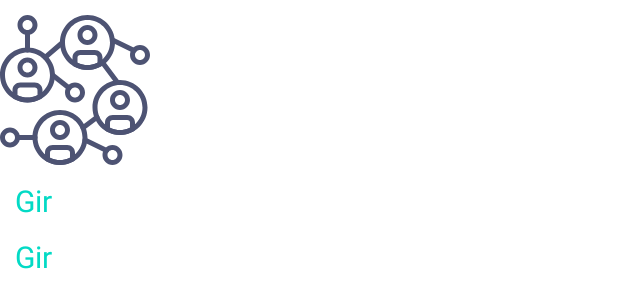
After one commit to carlokg/com.car_pa_ra.hidra, an Android app: the layout marker.xml on its own in the app's theme, with its tools: preview values and no code run, on a phone screen of 412 x 824 dp. The commit adds this screen. Shown: the top 308 px of the screen. Run offline under Robolectric (Android 15) with nearby library versions, the phone set to English and light mode, and no system bars.

Commit message:
Añadido menu al clickar en el marcador

```diff
--- a/app/src/main/java/com/car_pa_ra/hidra/MainActivity.java
+++ b/app/src/main/java/com/car_pa_ra/hidra/MainActivity.java
@@ -59,11 +59,11 @@ public class MainActivity extends AppCompatActivity
                     break;
             }
 
-            getSupportFragmentManager()
+            /*getSupportFragmentManager()
                     .beginTransaction()
                     .replace(R.id.fragment_container, selectedFragment)
                     .addToBackStack(null)
-                    .commit();
+                    .commit();*/
             return true;
         }
     };
--- /dev/null
+++ b/app/src/main/res/layout/marker.xml
@@ -0,0 +1,32 @@
+<?xml version="1.0" encoding="utf-8"?>
+<LinearLayout xmlns:android="http://schemas.android.com/apk/res/android"
+    android:orientation="vertical"
+    android:layout_width="match_parent"
+    android:layout_height="match_parent">
+
+    <ImageView
+        android:layout_width="100dp"
+        android:layout_height="100dp"
+        android:layout_marginTop="10dp"
+        android:src="@drawable/ic_icon"/>
+    <TextView
+        android:layout_width="wrap_content"
+        android:layout_height="wrap_content"
+        android:id="@+id/tvgir"
+        android:textSize="20sp"
+        android:layout_marginTop="10dp"
+        android:layout_marginLeft="10dp"
+        android:textColor="@color/colorAccent"
+        android:text="Gir "/>
+
+    <TextView
+        android:layout_width="wrap_content"
+        android:layout_height="wrap_content"
+        android:id="@+id/tvd"
+        android:textSize="20sp"
+        android:layout_marginTop="10dp"
+        android:layout_marginLeft="10dp"
+        android:textColor="@color/colorAccent"
+        android:text="Gir "/>
+
+</LinearLayout>
```
Also changed, not shown: app/src/main/java/com/car_pa_ra/hidra/MapaActivity.java (+11 -6 lines), app/src/main/java/com/car_pa_ra/hidra/Utils/CustomMarkerInfo.java (added, +41 -0 lines).
